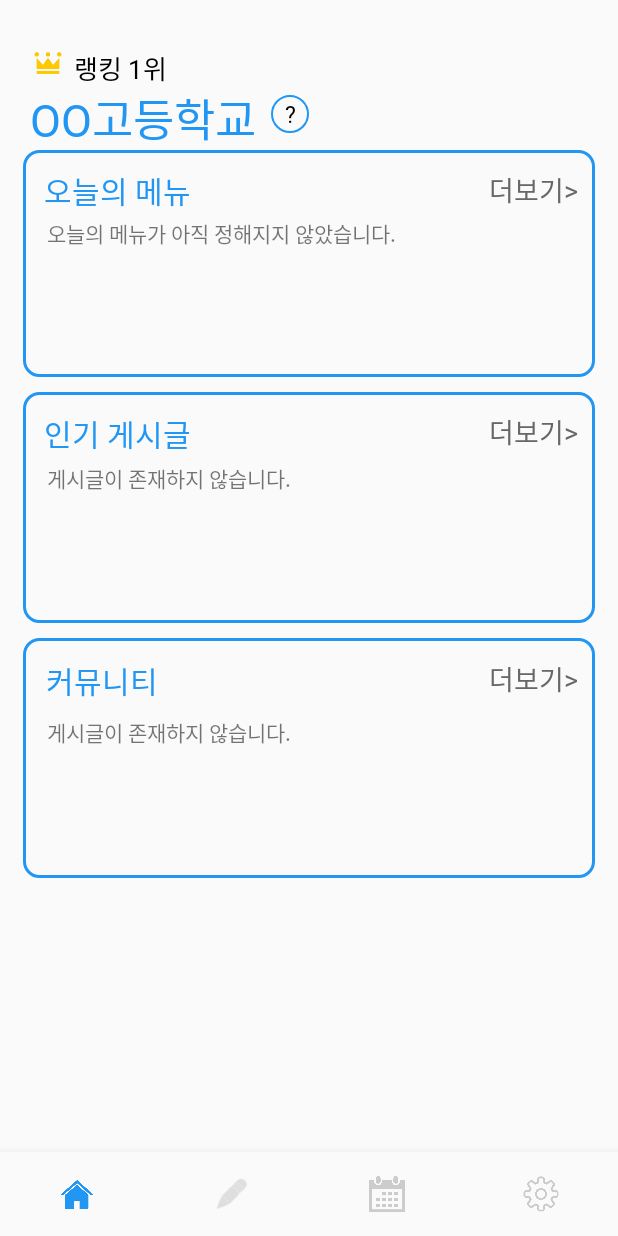
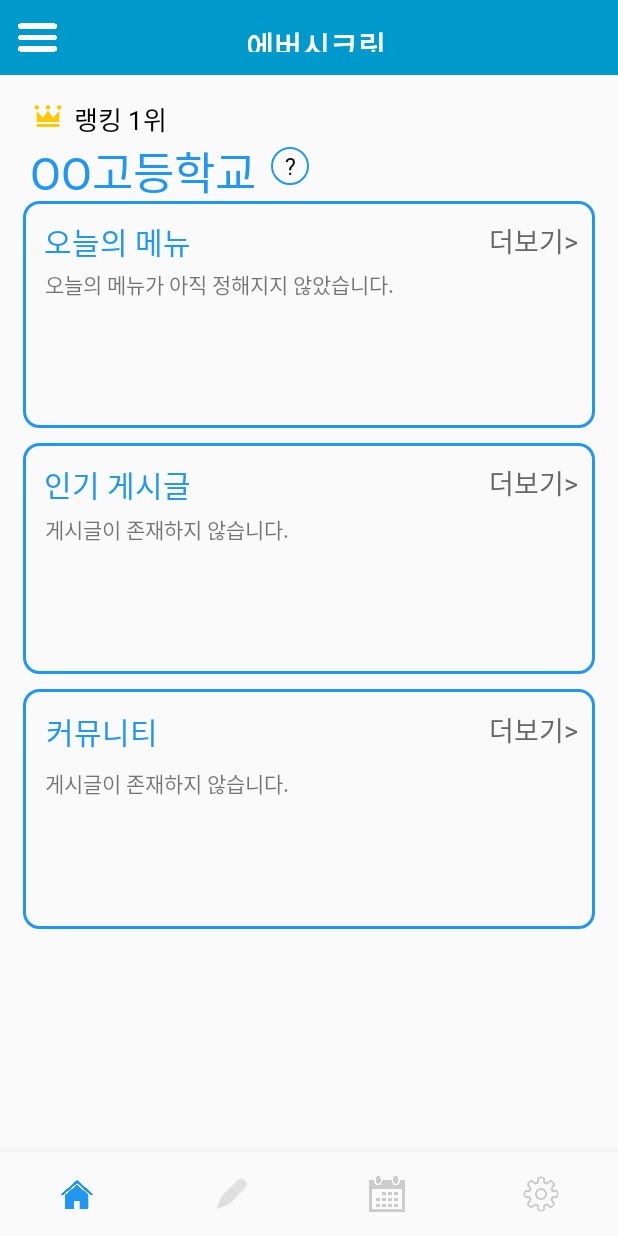
Before and after one commit to parking0930/secret, an Android app: the MainActivity screen opened directly, with no data from a screen before it, on a phone screen of 412 x 824 dp. Run offline under Robolectric (Android 15) with nearby library versions, the phone set to English and light mode, and no system bars.

Commit message:
feat: drawer

```diff
--- a/app/src/main/java/com/inhatc/secret/MainActivity.java
+++ b/app/src/main/java/com/inhatc/secret/MainActivity.java
@@ -2,15 +2,25 @@ package com.inhatc.secret;
 
 import androidx.annotation.NonNull;
 import androidx.appcompat.app.AppCompatActivity;
+import androidx.appcompat.widget.Toolbar;
+import androidx.drawerlayout.widget.DrawerLayout;
 import androidx.fragment.app.FragmentManager;
 import androidx.fragment.app.FragmentTransaction;
-
 import android.os.Bundle;
+import android.view.Gravity;
 import android.view.MenuItem;
+import android.view.View;
+import android.widget.ImageView;
 
 import com.google.android.material.bottomnavigation.BottomNavigationView;
 
 public class MainActivity extends AppCompatActivity {
+
+    private ImageView ivMenu;
+    private DrawerLayout drawerLayout;
+    private Toolbar toolbar;
+    private ImageView profileImg;
+
     // FrameLayout에 각 메뉴의 Fragment를 바꿔 줌
     private FragmentManager fragmentManager = getSupportFragmentManager();
     // 4개의 메뉴에 들어갈 Fragment들
@@ -19,6 +29,21 @@ public class MainActivity extends AppCompatActivity {
     protected void onCreate(Bundle savedInstanceState) {
         super.onCreate(savedInstanceState);
         setContentView(R.layout.activity_main);
+
+        ivMenu=findViewById(R.id.iv_menu);
+        drawerLayout=findViewById(R.id.drawer_main);
+        toolbar=findViewById(R.id.toolbar);
+
+        ivMenu.setOnClickListener(new View.OnClickListener() {
+            @Override
+            public void onClick(View v) {
+                drawerLayout.openDrawer(Gravity.LEFT);
+            }
+        });
+        //액션바 변경하기(들어갈 수 있는 타입 : Toolbar type
+        setSupportActionBar(toolbar);
+
+
         BottomNavigationView bottomNavigationView = findViewById(R.id.bottom_navigation_view);
         // 첫 화면 지정
         FragmentTransaction transaction = fragmentManager.beginTransaction();
--- a/app/src/main/res/layout/activity_main.xml
+++ b/app/src/main/res/layout/activity_main.xml
@@ -1,20 +1,39 @@
 <?xml version="1.0" encoding="utf-8"?>
-<androidx.constraintlayout.widget.ConstraintLayout xmlns:android="http://schemas.android.com/apk/res/android"
+<androidx.drawerlayout.widget.DrawerLayout xmlns:android="http://schemas.android.com/apk/res/android"
     xmlns:app="http://schemas.android.com/apk/res-auto"
     xmlns:tools="http://schemas.android.com/tools"
+    android:id="@+id/drawer_main"
     android:theme="@style/Theme.AppCompat.Light.NoActionBar"
+    android:layout_width="match_parent"
+    android:layout_height="match_parent">
+
+    <com.google.android.material.navigation.NavigationView
+        android:id="@+id/navigation"
+        android:layout_width="wrap_content"
+        android:layout_height="match_parent"
+        android:layout_gravity="start|left"
+        app:headerLayout="@layout/drawer_header"
+        app:menu="@menu/menu_main" />
+
+    <androidx.constraintlayout.widget.ConstraintLayout
         android:layout_width="match_parent"
         android:layout_height="match_parent"
         tools:context=".MainActivity">
 
+        <include
+            android:id="@+id/include2"
+            layout="@layout/toolbar_main" />
+
         <FrameLayout
             android:id="@+id/frame_layout"
-        android:layout_width="0dp"
-        android:layout_height="match_parent"
+            android:layout_width="match_parent"
+            android:layout_height="0dp"
+            app:layout_constraintBottom_toBottomOf="parent"
             app:layout_constraintEnd_toEndOf="parent"
+            app:layout_constraintHorizontal_bias="0.0"
             app:layout_constraintStart_toStartOf="parent"
-        app:layout_constraintTop_toTopOf="parent">
-
+            app:layout_constraintTop_toBottomOf="@+id/include2"
+            app:layout_constraintVertical_bias="0.0">
         </FrameLayout>
 
         <com.google.android.material.bottomnavigation.BottomNavigationView
@@ -25,10 +44,13 @@
             android:background="?android:attr/windowBackground"
             app:itemIconTint="@drawable/menu_selector_color"
             app:itemTextColor="@drawable/menu_selector_color"
+            app:labelVisibilityMode="unlabeled"
             app:layout_constraintBottom_toBottomOf="@+id/frame_layout"
             app:layout_constraintEnd_toEndOf="parent"
+            app:layout_constraintHorizontal_bias="0.0"
             app:layout_constraintStart_toStartOf="parent"
-        app:menu="@menu/menu_bottom"
-        app:labelVisibilityMode="unlabeled" />
+            app:menu="@menu/menu_bottom" />
 
     </androidx.constraintlayout.widget.ConstraintLayout>
+
+</androidx.drawerlayout.widget.DrawerLayout>
--- /dev/null
+++ b/app/src/main/res/layout/drawer_header.xml
@@ -0,0 +1,56 @@
+<?xml version="1.0" encoding="utf-8"?>
+<androidx.constraintlayout.widget.ConstraintLayout
+    xmlns:android="http://schemas.android.com/apk/res/android"
+    xmlns:app="http://schemas.android.com/apk/res-auto"
+    xmlns:tools="http://schemas.android.com/tools"
+    android:background="@android:color/holo_blue_dark"
+    android:layout_width="match_parent"
+    android:layout_height="110dp">
+
+    <TextView
+        android:id="@+id/textView19"
+        android:layout_width="wrap_content"
+        android:layout_height="wrap_content"
+        android:layout_marginStart="10dp"
+        android:layout_marginTop="24dp"
+        android:fontFamily="@font/gyunggi_bold"
+        android:gravity="center"
+        android:text="관리자 님"
+        android:textColor="@android:color/white"
+        android:textSize="30dp"
+        android:textStyle="bold"
+        app:layout_constraintStart_toEndOf="@+id/cardView"
+        app:layout_constraintTop_toTopOf="parent" />
+
+    <androidx.cardview.widget.CardView
+        android:id="@+id/cardView"
+        android:layout_width="50dp"
+        android:layout_height="50dp"
+        android:layout_marginStart="15dp"
+        android:layout_marginTop="22dp"
+        app:cardCornerRadius="75dp"
+        app:cardElevation="0dp"
+        app:layout_constraintStart_toStartOf="parent"
+        app:layout_constraintTop_toTopOf="parent">
+
+        <ImageView
+            android:id="@+id/profile_img"
+            android:layout_width="50dp"
+            android:layout_height="50dp"
+            app:srcCompat="@drawable/profile" />
+    </androidx.cardview.widget.CardView>
+
+    <TextView
+        android:id="@+id/textView18"
+        android:layout_width="wrap_content"
+        android:layout_height="wrap_content"
+        android:layout_marginStart="77dp"
+        android:layout_marginTop="8dp"
+        android:fontFamily="@font/gyunggi_medium"
+        android:text="로그아웃"
+        android:textColor="@color/white"
+        android:textSize="18dp"
+        app:layout_constraintStart_toStartOf="parent"
+        app:layout_constraintTop_toBottomOf="@+id/textView19" />
+
+</androidx.constraintlayout.widget.ConstraintLayout>
--- a/app/src/main/res/layout/fragment_1.xml
+++ b/app/src/main/res/layout/fragment_1.xml
@@ -1,20 +1,25 @@
 <?xml version="1.0" encoding="utf-8"?>
-<androidx.constraintlayout.widget.ConstraintLayout xmlns:android="http://schemas.android.com/apk/res/android"
+<ScrollView xmlns:android="http://schemas.android.com/apk/res/android"
     xmlns:app="http://schemas.android.com/apk/res-auto"
     xmlns:tools="http://schemas.android.com/tools"
     android:layout_width="match_parent"
-    android:layout_height="match_parent"
-    tools:context=".Fragment1">
+    android:layout_height="match_parent">
+    <androidx.constraintlayout.widget.ConstraintLayout
+        android:layout_width="match_parent"
+        android:layout_height="wrap_content"
+        tools:context=".Fragment1"
+        android:paddingBottom="70dp">
 
         <View
             android:id="@+id/mainView1"
             android:layout_width="match_parent"
             android:layout_height="151dp"
             android:layout_marginStart="15dp"
-        android:layout_marginTop="100dp"
+            android:layout_marginTop="84dp"
             android:layout_marginEnd="15dp"
             android:background="@drawable/ic_mainview_design"
             app:layout_constraintEnd_toEndOf="parent"
+            app:layout_constraintHorizontal_bias="0.0"
             app:layout_constraintStart_toStartOf="parent"
             app:layout_constraintTop_toTopOf="parent" />
 
@@ -92,7 +97,7 @@
             android:layout_width="wrap_content"
             android:layout_height="wrap_content"
             android:layout_marginStart="20dp"
-        android:layout_marginTop="56dp"
+            android:layout_marginTop="41dp"
             android:fontFamily="@font/gyunggi_bold"
             android:text="OO고등학교"
             android:textColor="#2196F3"
@@ -105,7 +110,7 @@
             android:layout_width="wrap_content"
             android:layout_height="wrap_content"
             android:layout_marginStart="5dp"
-        android:layout_marginTop="32dp"
+            android:layout_marginTop="16dp"
             android:fontFamily="@font/gyunggi_bold"
             android:text="랭킹 1위"
             android:textColor="@color/black"
@@ -160,8 +165,10 @@
 
         <TextView
             android:id="@+id/textView14"
-        android:layout_width="349dp"
+            android:layout_width="match_parent"
             android:layout_height="95dp"
+            android:layout_marginStart="30dp"
+            android:layout_marginEnd="30dp"
             android:fontFamily="@font/gyunggi_medium"
             android:text="오늘의 메뉴가 아직 정해지지 않았습니다."
             app:layout_constraintBottom_toBottomOf="@+id/mainView1"
@@ -172,8 +179,10 @@
 
         <TextView
             android:id="@+id/textView15"
-        android:layout_width="349dp"
+            android:layout_width="match_parent"
             android:layout_height="95dp"
+            android:layout_marginStart="30dp"
+            android:layout_marginEnd="30dp"
             android:fontFamily="@font/gyunggi_medium"
             android:text="게시글이 존재하지 않습니다."
             app:layout_constraintBottom_toBottomOf="@+id/mainView2"
@@ -184,8 +193,10 @@
 
         <TextView
             android:id="@+id/textView16"
-        android:layout_width="349dp"
+            android:layout_width="match_parent"
             android:layout_height="95dp"
+            android:layout_marginStart="30dp"
+            android:layout_marginEnd="30dp"
             android:fontFamily="@font/gyunggi_medium"
             android:text="게시글이 존재하지 않습니다."
             app:layout_constraintBottom_toBottomOf="@+id/mainView"
@@ -199,7 +210,7 @@
             android:layout_width="25dp"
             android:layout_height="25dp"
             android:layout_marginStart="10dp"
-        android:layout_marginTop="63dp"
+            android:layout_marginTop="48dp"
             android:background="@drawable/ic_btn_circle"
             android:fontFamily="@font/gyunggi_bold"
             android:gravity="center"
@@ -214,9 +225,9 @@
             android:layout_width="24dp"
             android:layout_height="24dp"
             android:layout_marginStart="20dp"
-        android:layout_marginTop="30dp"
+            android:layout_marginTop="15dp"
             android:src="@drawable/crown"
             app:layout_constraintStart_toStartOf="parent"
             app:layout_constraintTop_toTopOf="parent" />
-
     </androidx.constraintlayout.widget.ConstraintLayout>
+</ScrollView>
--- /dev/null
+++ b/app/src/main/res/layout/toolbar_main.xml
@@ -0,0 +1,44 @@
+<?xml version="1.0" encoding="utf-8"?>
+<androidx.appcompat.widget.Toolbar
+    xmlns:android="http://schemas.android.com/apk/res/android"
+    xmlns:app="http://schemas.android.com/apk/res-auto"
+    android:id="@+id/toolbar"
+    android:layout_width="match_parent"
+    android:layout_height="50dp"
+    app:contentInsetStart="10dp"
+    android:background="@android:color/holo_blue_dark">
+
+    <RelativeLayout
+        android:layout_width="match_parent"
+        android:layout_height="match_parent">
+
+        <ImageView
+            android:id="@+id/iv_menu"
+            android:layout_width="30dp"
+            android:layout_height="30dp"
+            android:layout_alignParentTop="true"
+            android:layout_alignParentStart="true"
+            android:layout_alignParentBottom="true"
+            android:layout_marginTop="10dp"
+            android:layout_marginBottom="10dp"
+            app:srcCompat="@drawable/menu_icon_white" />
+
+        <TextView
+            android:id="@+id/tv_logo"
+            android:layout_width="wrap_content"
+            android:layout_height="wrap_content"
+            android:layout_alignParentStart="true"
+            android:layout_alignParentTop="true"
+            android:layout_alignParentEnd="true"
+            android:layout_alignParentBottom="true"
+            android:layout_marginTop="15dp"
+            android:layout_marginBottom="15dp"
+            android:gravity="center"
+            android:textStyle="bold"
+            android:textColor="@android:color/white"
+            android:textSize="20dp"
+            android:fontFamily="@font/gyunggi_medium"
+            android:text="에버시크릿" />
+
+    </RelativeLayout>
+</androidx.appcompat.widget.Toolbar>
--- /dev/null
+++ b/app/src/main/res/menu/menu_main.xml
@@ -0,0 +1,22 @@
+<?xml version="1.0" encoding="utf-8"?>
+<menu xmlns:android="http://schemas.android.com/apk/res/android">
+
+    <item
+        android:id="@+id/item1"
+        android:icon="@drawable/home"
+        android:title="홈"
+        />
+
+    <item
+        android:id="@+id/item2"
+        android:icon="@drawable/board"
+        android:title="게시판"
+        />
+
+    <item
+        android:id="@+id/item3"
+        android:icon="@drawable/setting"
+        android:title="세팅"
+        />
+
+</menu>
--- a/app/src/main/res/values-night/themes.xml
+++ b/app/src/main/res/values-night/themes.xml
@@ -2,16 +2,19 @@
     <!-- Base application theme. -->
     <style name="Theme.Secret" parent="Theme.AppCompat.Light.NoActionBar">
         <!-- Primary brand color. -->
-        <item name="colorPrimary">@color/black</item>
-        <item name="colorPrimaryVariant">@color/black</item>
-        <item name="colorOnPrimary">@color/black</item>
+        <item name="colorPrimary">#006cc2</item>
+        <item name="colorPrimaryVariant">#006cc2</item>
+        <item name="colorOnPrimary">@color/white</item>
         <!-- Secondary brand color. -->
         <item name="colorSecondary">@color/teal_200</item>
         <item name="colorSecondaryVariant">@color/teal_200</item>
         <item name="colorOnSecondary">@color/black</item>
         <!-- Status bar color. -->
-        <item name="android:statusBarColor">@android:color/transparent</item>
-        <item name="android:windowLightStatusBar">true</item>
+        <item name="android:statusBarColor" tools:targetApi="l">?attr/colorPrimaryVariant</item>
+
+        <!--<item name="android:statusBarColor">@android:color/transparent</item>-->
+        <!--<item name="android:windowLightStatusBar">true</item>-->
+
         <!-- Customize your theme here. -->
     </style>
 </resources>
--- a/app/src/main/res/values/themes.xml
+++ b/app/src/main/res/values/themes.xml
@@ -2,16 +2,19 @@
     <!-- Base application theme. -->
     <style name="Theme.Secret" parent="Theme.AppCompat.Light.NoActionBar">
         <!-- Primary brand color. -->
-        <item name="colorPrimary">@color/black</item>
-        <item name="colorPrimaryVariant">@color/black</item>
+        <item name="colorPrimary">#006cc2</item>
+        <item name="colorPrimaryVariant">#006cc2</item>
         <item name="colorOnPrimary">@color/white</item>
         <!-- Secondary brand color. -->
         <item name="colorSecondary">@color/teal_200</item>
         <item name="colorSecondaryVariant">@color/teal_700</item>
         <item name="colorOnSecondary">@color/black</item>
         <!-- Status bar color. -->
-        <item name="android:statusBarColor">@android:color/transparent</item>
-        <item name="android:windowLightStatusBar">true</item>
+        <item name="android:statusBarColor" tools:targetApi="l">?attr/colorPrimaryVariant</item>
+
+        <!--<item name="android:statusBarColor">@android:color/transparent</item>-->
+        <!--<item name="android:windowLightStatusBar">true</item>-->
+
         <!-- Customize your theme here. -->
     </style>
 </resources>
```
Also changed, not shown: app/src/main/res/drawable-v24/menu_icon.png (added), app/src/main/res/drawable-v24/menu_icon_white.png (added), app/src/main/res/drawable-v24/profile.png (added). Lines whose indentation alone changed are shown as unchanged.
